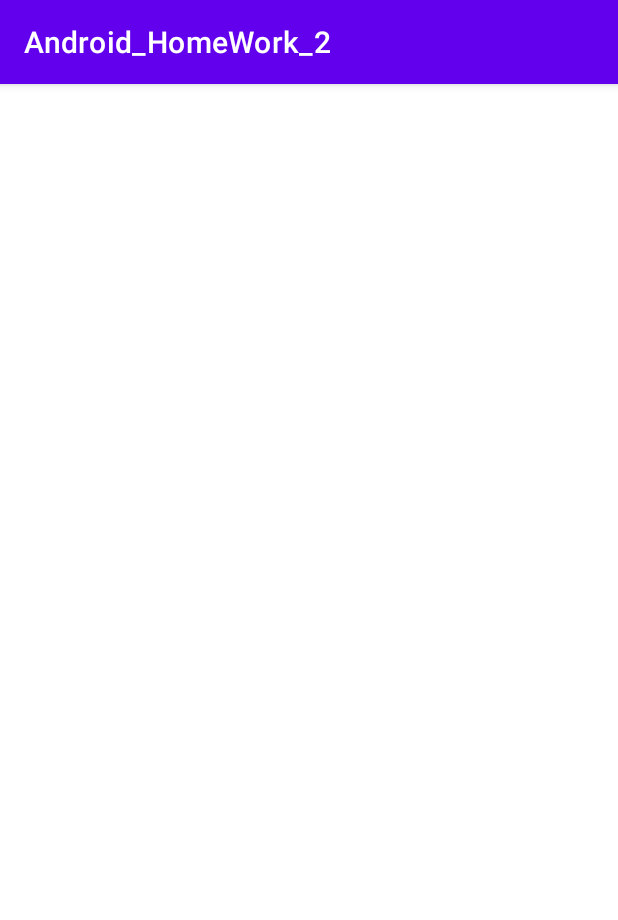
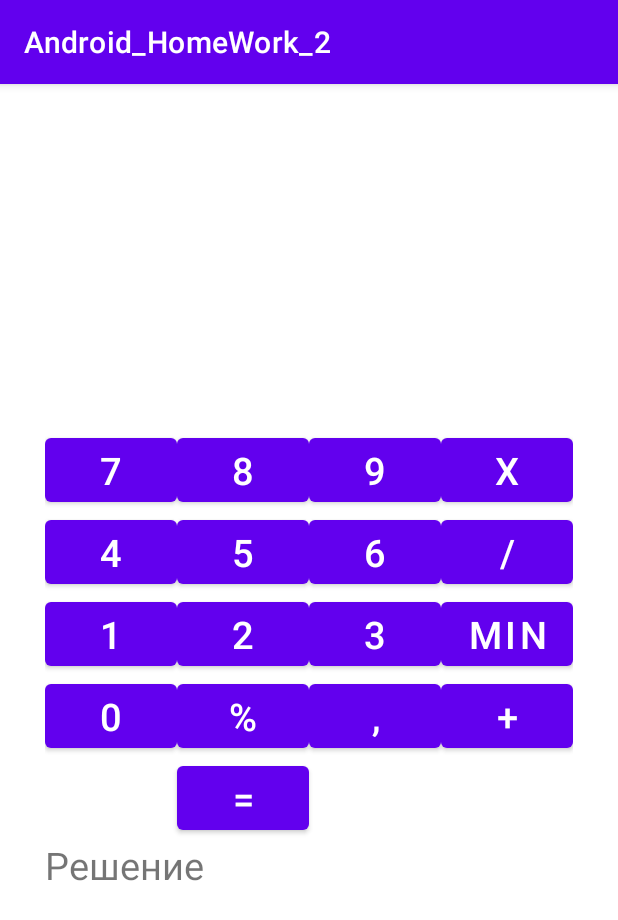
Before and after one commit to streych/HomeWorkAndroid_2, an Android app: the screen it shows after launch (MainActivity), on a phone screen of 412 x 824 dp. Shown: the top 920 px of the screen. Run offline under Robolectric (Android 15) with nearby library versions, the phone set to English and light mode, and no system bars.

Commit message:
исправлениие ошибки. Все работает

```diff
--- a/app/src/main/res/layout/activity_main.xml
+++ b/app/src/main/res/layout/activity_main.xml
@@ -7,11 +7,12 @@
     android:orientation="vertical"
     tools:context=".MainActivity">
 
-    <GridLayout
-        android:layout_width="match_parent"
-        android:layout_height="match_parent"
+    <GridLayout xmlns:android="http://schemas.android.com/apk/res/android"
+        android:layout_width="wrap_content"
+        android:layout_height="wrap_content"
+        android:layout_gravity="center"
         android:columnCount="5"
-        android:rowCount="5">
+        android:orientation="horizontal" >
 
         <Button
             android:id="@+id/btn_7"
```
